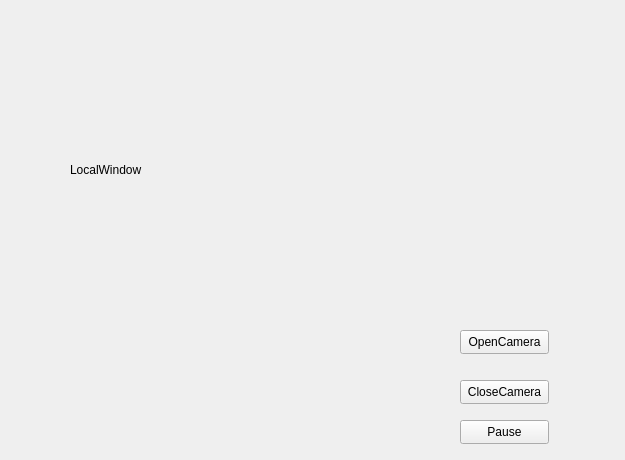
Qt form widget.ui (zhuyanwei/WinBox) before a commit.
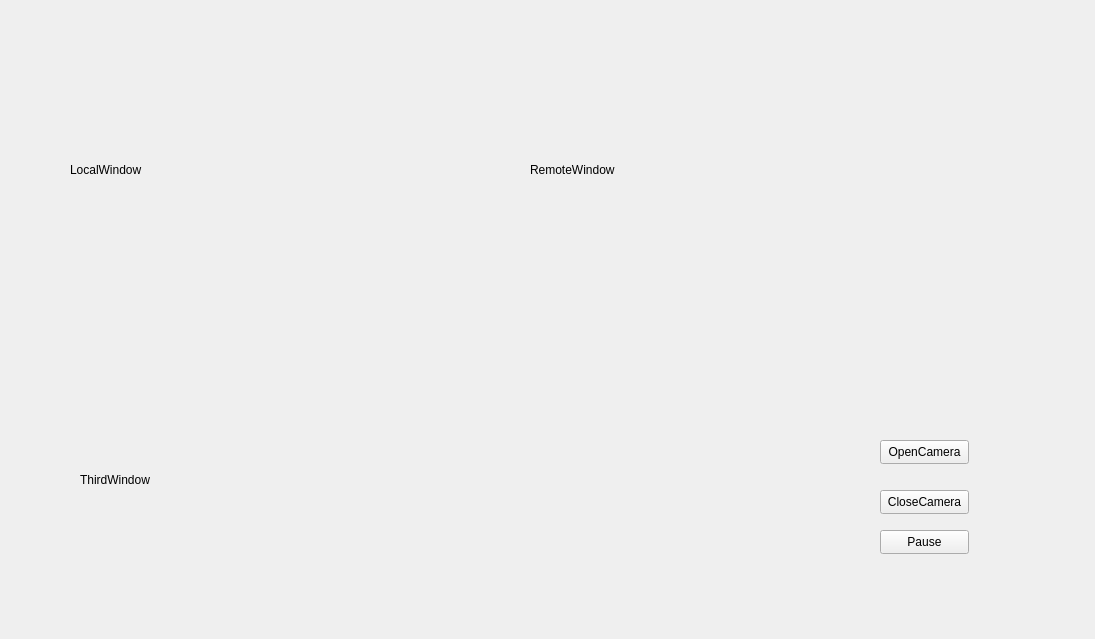
The same form after that commit.

Diff of the .ui file:
```diff
--- a/widget.ui
+++ b/widget.ui
@@ -6,8 +6,8 @@
    <rect>
     <x>0</x>
     <y>0</y>
-    <width>625</width>
-    <height>460</height>
+    <width>1095</width>
+    <height>639</height>
    </rect>
   </property>
   <property name="windowTitle">
@@ -29,8 +29,8 @@
   <widget class="QPushButton" name="B_OpenCam">
    <property name="geometry">
     <rect>
-     <x>460</x>
-     <y>330</y>
+     <x>880</x>
+     <y>440</y>
      <width>89</width>
      <height>24</height>
     </rect>
@@ -42,8 +42,8 @@
   <widget class="QPushButton" name="B_CloseCam">
    <property name="geometry">
     <rect>
-     <x>460</x>
-     <y>380</y>
+     <x>880</x>
+     <y>490</y>
      <width>89</width>
      <height>24</height>
     </rect>
@@ -55,8 +55,8 @@
   <widget class="QPushButton" name="B_Pause">
    <property name="geometry">
     <rect>
-     <x>460</x>
-     <y>420</y>
+     <x>880</x>
+     <y>530</y>
      <width>89</width>
      <height>24</height>
     </rect>
@@ -65,6 +65,32 @@
     <string>Pause</string>
    </property>
   </widget>
+  <widget class="QLabel" name="L_RemoteWindow">
+   <property name="geometry">
+    <rect>
+     <x>530</x>
+     <y>50</y>
+     <width>320</width>
+     <height>240</height>
+    </rect>
+   </property>
+   <property name="text">
+    <string>RemoteWindow</string>
+   </property>
+  </widget>
+  <widget class="QLabel" name="L_ThirdWindow">
+   <property name="geometry">
+    <rect>
+     <x>80</x>
+     <y>360</y>
+     <width>320</width>
+     <height>240</height>
+    </rect>
+   </property>
+   <property name="text">
+    <string>ThirdWindow</string>
+   </property>
+  </widget>
  </widget>
  <layoutdefault spacing="6" margin="11"/>
  <resources/>
```
